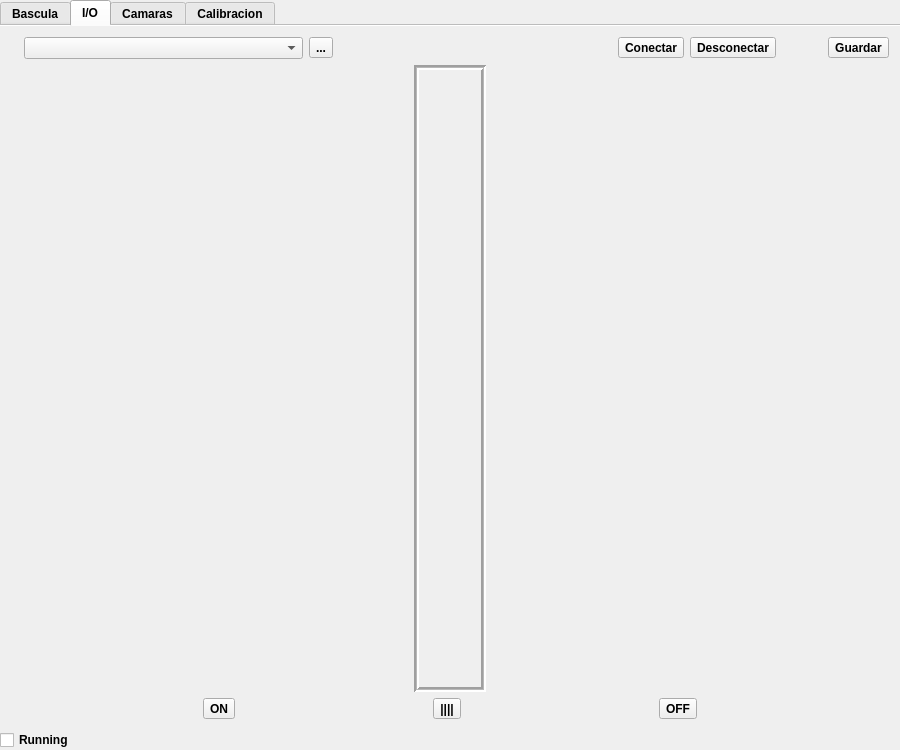
This is nqtrucksserver/Configuracion/Configuracion.ui in sunsiz/nQTrucks as Qt 5 draws it before an edit. The edited form follows.
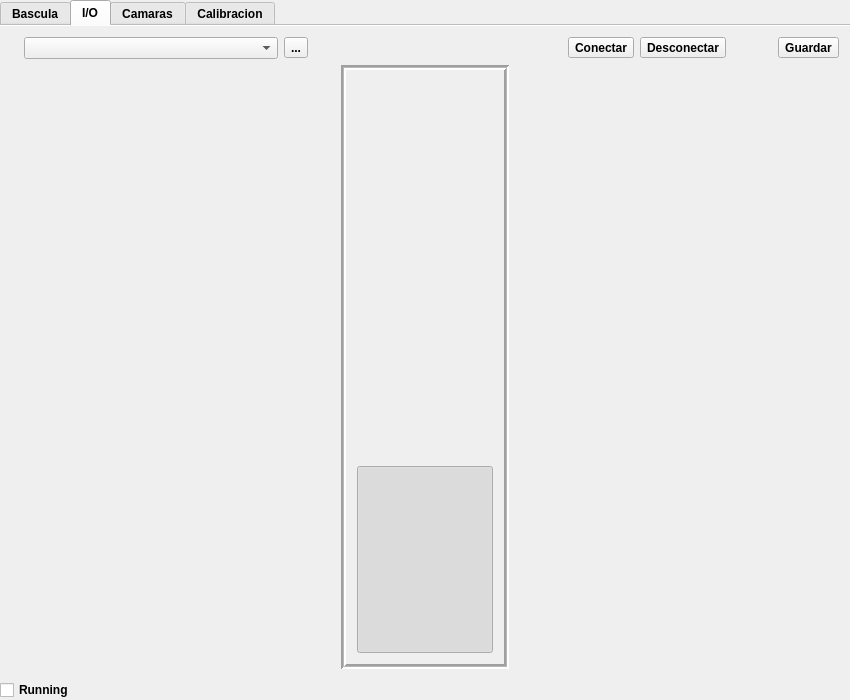
This is the edited form. The open tabs and pages were chosen to show the change. Icons and pictures are not drawn.

```diff
--- a/nqtrucksserver/Configuracion/Configuracion.ui
+++ b/nqtrucksserver/Configuracion/Configuracion.ui
@@ -9,14 +9,14 @@
    <rect>
     <x>0</x>
     <y>0</y>
-    <width>900</width>
-    <height>750</height>
+    <width>850</width>
+    <height>700</height>
    </rect>
   </property>
   <property name="maximumSize">
    <size>
-    <width>900</width>
-    <height>750</height>
+    <width>850</width>
+    <height>700</height>
    </size>
   </property>
   <property name="font">
@@ -592,7 +592,10 @@
              </property>
              <layout class="QVBoxLayout" name="verticalLayout_2">
               <item>
-               <widget class="QPushButton" name="ioDeviceREDLabel">
+               <widget class="QToolButton" name="semaforoRojo">
+                <property name="enabled">
+                 <bool>true</bool>
+                </property>
                 <property name="sizePolicy">
                  <sizepolicy hsizetype="Minimum" vsizetype="MinimumExpanding">
                   <horstretch>0</horstretch>
@@ -620,18 +623,21 @@
                  </size>
                 </property>
                 <property name="checkable">
-                 <bool>false</bool>
+                 <bool>true</bool>
                 </property>
                 <property name="checked">
                  <bool>false</bool>
                 </property>
-                <property name="flat">
+                <property name="autoRaise">
                  <bool>true</bool>
                 </property>
                </widget>
               </item>
               <item>
-               <widget class="QPushButton" name="ioDeviceYELLOWLabel">
+               <widget class="QToolButton" name="semaforoAmarillo">
+                <property name="enabled">
+                 <bool>true</bool>
+                </property>
                 <property name="sizePolicy">
                  <sizepolicy hsizetype="Minimum" vsizetype="MinimumExpanding">
                   <horstretch>0</horstretch>
@@ -659,18 +665,24 @@
                  </size>
                 </property>
                 <property name="checkable">
-                 <bool>false</bool>
+                 <bool>true</bool>
                 </property>
                 <property name="checked">
                  <bool>false</bool>
                 </property>
-                <property name="flat">
+                <property name="autoExclusive">
+                 <bool>true</bool>
+                </property>
+                <property name="autoRaise">
                  <bool>true</bool>
                 </property>
                </widget>
               </item>
               <item>
-               <widget class="QPushButton" name="ioDeviceGREENLabel">
+               <widget class="QToolButton" name="semaforoVerde">
+                <property name="enabled">
+                 <bool>true</bool>
+                </property>
                 <property name="sizePolicy">
                  <sizepolicy hsizetype="Minimum" vsizetype="MinimumExpanding">
                   <horstretch>0</horstretch>
@@ -698,12 +710,15 @@
                  </size>
                 </property>
                 <property name="checkable">
-                 <bool>false</bool>
+                 <bool>true</bool>
                 </property>
                 <property name="checked">
-                 <bool>false</bool>
+                 <bool>true</bool>
                 </property>
-                <property name="flat">
+                <property name="autoExclusive">
+                 <bool>true</bool>
+                </property>
+                <property name="autoRaise">
                  <bool>true</bool>
                 </property>
                </widget>
@@ -727,91 +742,7 @@
           </layout>
          </item>
          <item row="2" column="0">
-          <layout class="QHBoxLayout" name="horizontalLayout_2">
-           <item>
-            <widget class="QToolButton" name="ioDeviceONtoolButton">
-             <property name="baseSize">
-              <size>
-               <width>40</width>
-               <height>25</height>
-              </size>
-             </property>
-             <property name="autoFillBackground">
-              <bool>true</bool>
-             </property>
-             <property name="styleSheet">
-              <string notr="true">ioDeviceONpushButton{qradialgradient(spread:pad, cx:0.5, cy:0.5, radius:0.5, fx:0.5, fy:0.5, stop:0.0285714 rgba(255, 0, 0, 186), stop:0.3 rgba(255, 0, 0, 255), stop:0.628571 rgba(193, 0, 0, 216), stop:0.819048 rgba(108, 0, 0, 163), stop:1 rgba(19, 0, 0, 107))
-}</string>
-             </property>
-             <property name="text">
-              <string>ON</string>
-             </property>
-             <property name="icon">
-              <iconset>
-               <normalon>:/devices/icons/system/devices/jockey-enabled.png</normalon>
-               <disabledoff>:/devices/icons/system/devices/jockey-enabled.png</disabledoff>
-               <disabledon>:/devices/icons/system/devices/jockey-enabled.png</disabledon>
-              </iconset>
-             </property>
-             <property name="iconSize">
-              <size>
-               <width>32</width>
-               <height>32</height>
-              </size>
-             </property>
-            </widget>
-           </item>
-           <item>
-            <widget class="QToolButton" name="ioDeviceONtoolButton_2">
-             <property name="baseSize">
-              <size>
-               <width>40</width>
-               <height>25</height>
-              </size>
-             </property>
-             <property name="autoFillBackground">
-              <bool>true</bool>
-             </property>
-             <property name="styleSheet">
-              <string notr="true">ioDeviceONpushButton{qradialgradient(spread:pad, cx:0.5, cy:0.5, radius:0.5, fx:0.5, fy:0.5, stop:0.0285714 rgba(255, 0, 0, 186), stop:0.3 rgba(255, 0, 0, 255), stop:0.628571 rgba(193, 0, 0, 216), stop:0.819048 rgba(108, 0, 0, 163), stop:1 rgba(19, 0, 0, 107))
-}</string>
-             </property>
-             <property name="text">
-              <string>||||</string>
-             </property>
-             <property name="iconSize">
-              <size>
-               <width>32</width>
-               <height>32</height>
-              </size>
-             </property>
-            </widget>
-           </item>
-           <item>
-            <widget class="QToolButton" name="ioDeviceOFFtoolButton">
-             <property name="baseSize">
-              <size>
-               <width>40</width>
-               <height>25</height>
-              </size>
-             </property>
-             <property name="text">
-              <string>OFF</string>
-             </property>
-             <property name="icon">
-              <iconset>
-               <normalon>:/temp/icons/system/devices/rosso.png</normalon>
-              </iconset>
-             </property>
-             <property name="iconSize">
-              <size>
-               <width>32</width>
-               <height>32</height>
-              </size>
-             </property>
-            </widget>
-           </item>
-          </layout>
+          <layout class="QHBoxLayout" name="horizontalLayout_2"/>
          </item>
         </layout>
        </widget>
```
Left out of the diff: 76 changed lines with no effect on the pictures.
